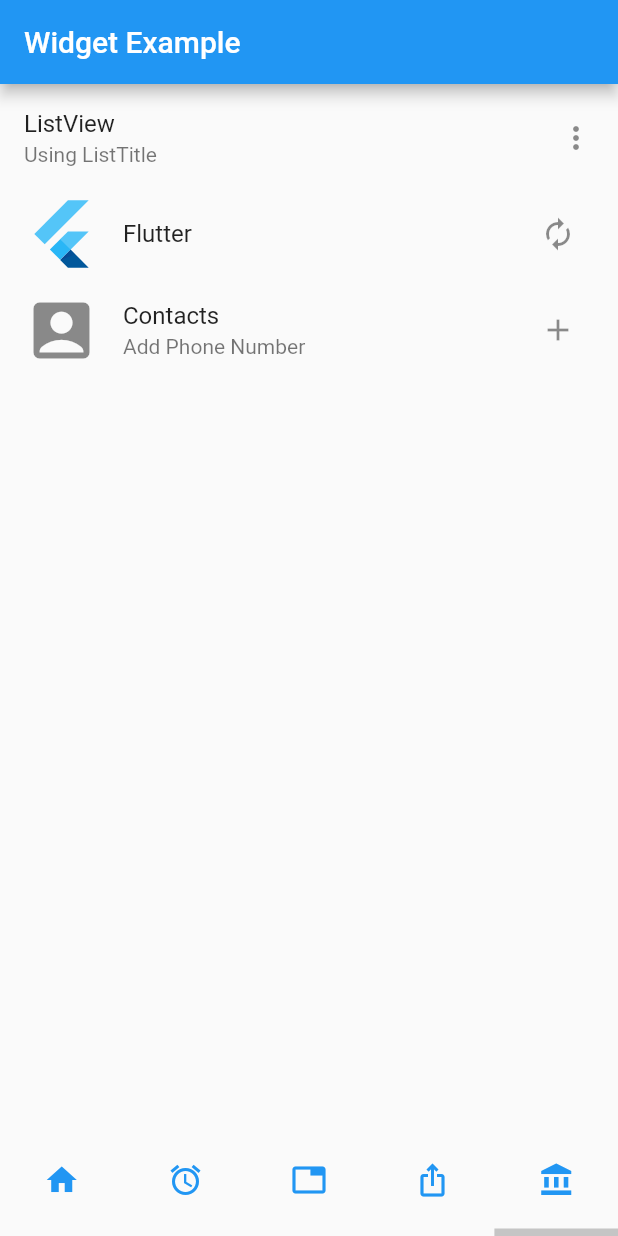
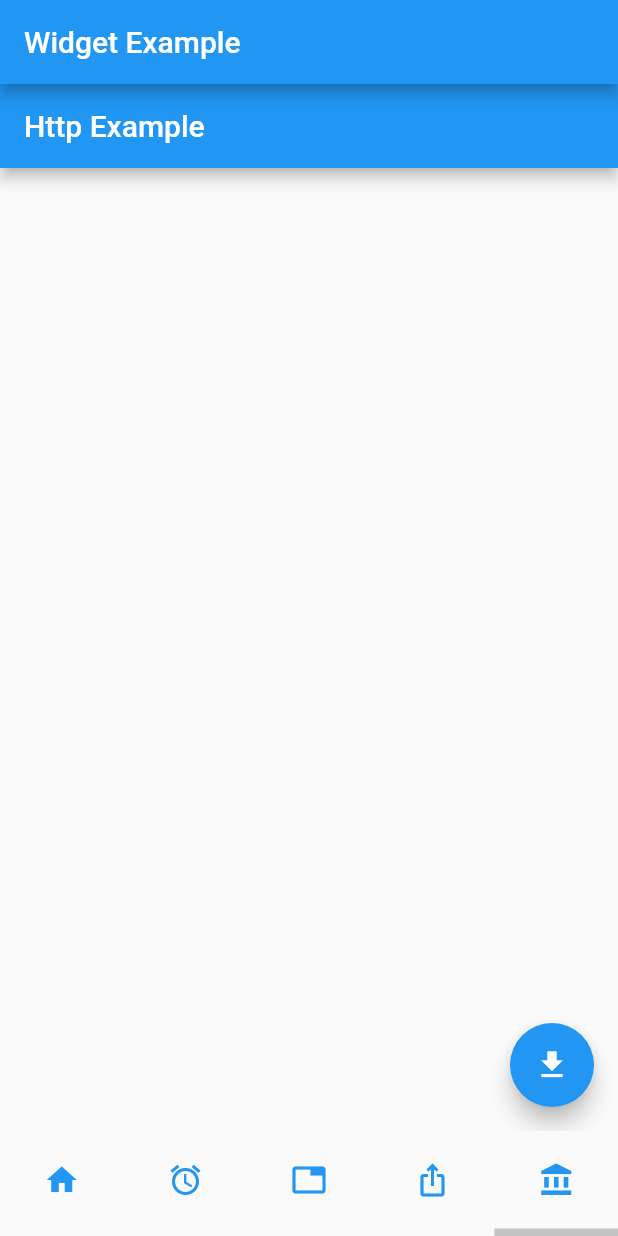
Before and after one commit to kimsegwan/first_flutter_app, a Flutter app: the screen it shows after launch, tab 5 chosen, on a phone screen of 412 x 824 dp. Run offline on Flutter 3.47's test engine with Material 2 defaults, Android fonts, the phone set to English and light mode, and no system bars.

Commit message:
오류내용: The library 'package:http/http.dart' is legacy, and should not be imported into a null safe library.
http api 버전문제로 안되어 버전 변경
^0.12.2 -> ^0.13.0

```diff
--- a/lib/main.dart
+++ b/lib/main.dart
@@ -1,14 +1,15 @@
+import 'package:first_flutter_app/sub/fivePage.dart';
 import 'package:first_flutter_app/sub/threePage.dart';
 import 'package:flutter/gestures.dart';
 import 'package:flutter/material.dart';
 import './animalItem.dart';
-
 //import 'package:flutter/services.dart';
 // import 'imageWidget.dart';
 import 'sub/firstPage.dart';
 import 'sub/secondPage.dart';
 import 'sub/threePage.dart';
 import 'sub/fourPage.dart';
+import 'sub/fivePage.dart';
 
 void main() {
   runApp(MyApp());
@@ -117,7 +118,7 @@ class _WidgetExampleState extends State<WidgetApp>
           SecondApp(list: animalList),
           ThreePage(list: animalList),
           CupertinoMain(list: animalList),
-          ThreePage(list: animalList),
+          FivePage(list: animalList),
         ],
         controller: controller,
       ),
--- /dev/null
+++ b/lib/sub/fivePage.dart
@@ -0,0 +1,48 @@
+import 'package:flutter/material.dart';
+import 'package:http/http.dart' as http;
+import '../animalItem.dart';
+
+class FivePage extends StatelessWidget {
+  final List<Animal>? list;
+  FivePage({Key? key, this.list}) : super(key: key);
+
+  @override
+  Widget build(BuildContext context) {
+    return MaterialApp(
+      home: HttpApp(),
+    );
+  }
+}
+
+class HttpApp extends StatefulWidget {
+  @override
+  State<StatefulWidget> createState() => _HttpApp();
+}
+
+class _HttpApp extends State<HttpApp> {
+  String result = '';
+
+  @override
+  Widget build(BuildContext context) {
+    return Scaffold(
+      appBar: AppBar(
+        title: Text('Http Example'),
+      ),
+      body: Container(
+        child: Center(
+          child: Text('$result'),
+        ),
+      ),
+      floatingActionButton: FloatingActionButton(
+        onPressed: () async{
+          dynamic url = 'http://www.google.com';
+          dynamic response = await http.get(url);
+          setState(() {
+            result = response.body;
+          });
+        },
+        child: Icon(Icons.file_download)
+      ),
+    );
+  }
+}
--- a/pubspec.yaml
+++ b/pubspec.yaml
@@ -28,6 +28,7 @@ dependencies:
   # The following adds the Cupertino Icons font to your application.
   # Use with the CupertinoIcons class for iOS style icons.
   cupertino_icons: ^1.0.3
+  http: ^0.13.0
 
 dev_dependencies:
   flutter_test:
```
Also changed, not shown: lib/iosSub/cupertinoSecondPage.dart (+72 -3 lines), pubspec.lock.
